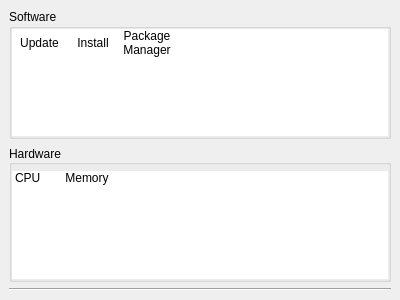
Before: the Qt Designer form panel/modules/categories.ui in BackupTheBerlios/cadi-panel, drawn with Qt 5.
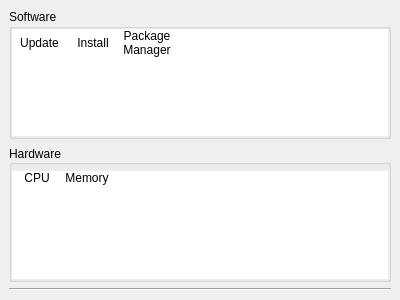
After: the same form once the commit is applied. Icons and pictures are not drawn.

What changed in the file:
```diff
--- a/panel/modules/categories.ui
+++ b/panel/modules/categories.ui
@@ -199,7 +199,7 @@
               <string notr="true">CPU</string>
              </property>
              <property name="textAlignment">
-              <set>AlignLeft|AlignVCenter</set>
+              <set>AlignHCenter|AlignVCenter|AlignCenter</set>
              </property>
              <property name="icon">
               <iconset>
```
Left out of the diff: 24 changed lines with no effect on the pictures.
